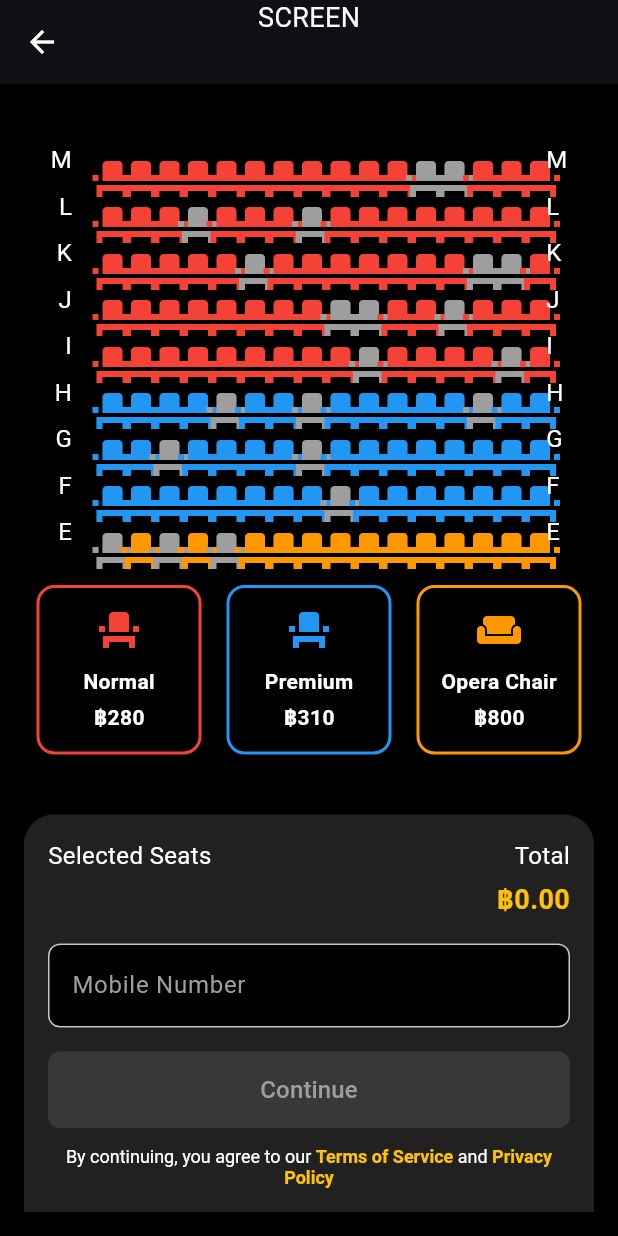
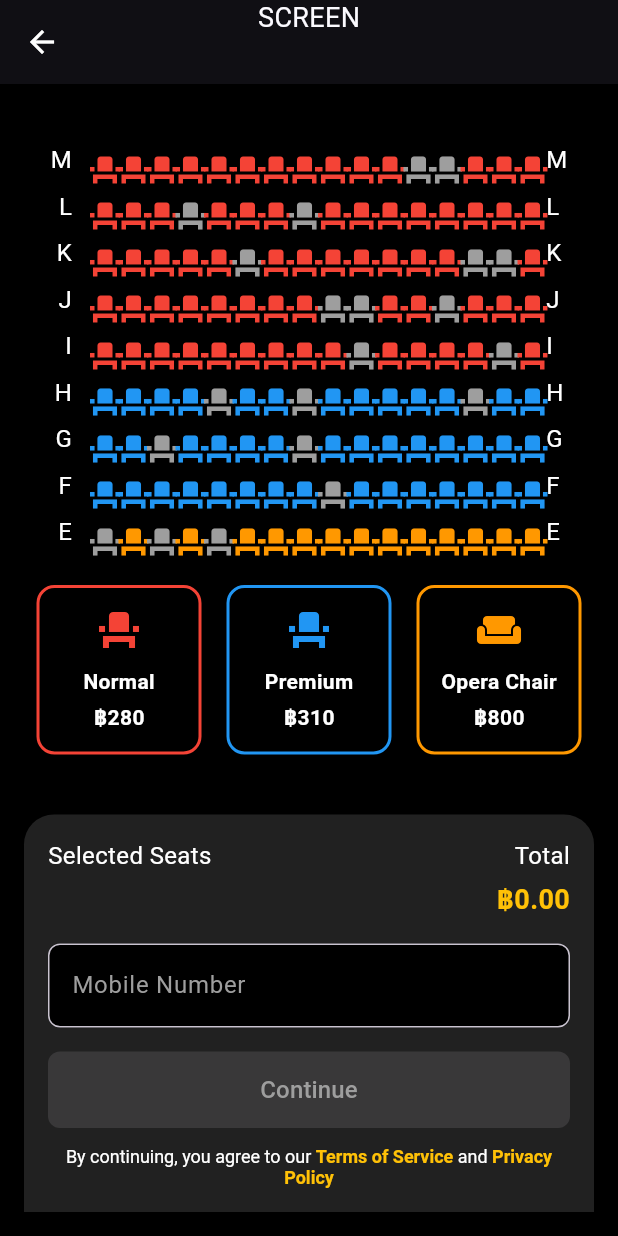
Before and after one commit to Chaiyapop4092/major_app, a Flutter app: the BookingScreen screen opened directly with empty values, scrolled down 540 dp, on a phone screen of 412 x 824 dp. Run offline on Flutter 3.47's test engine with Material 3 defaults, Android fonts, the phone set to English and light mode, and no system bars; our stand-ins replace carousel_slider.

Commit message:
ที่นั่งกดดีขึ่น

```diff
--- a/lib/screens/booking_screen.dart
+++ b/lib/screens/booking_screen.dart
@@ -133,6 +133,20 @@ void updateBookedSeatsForNewShowTime() {
     }
     return total;
   }
+double _calculateAspectRatio(BuildContext context) {
+  double screenWidth = MediaQuery.of(context).size.width;
+  double screenHeight = MediaQuery.of(context).size.height;
+
+  // ตั้งค่าขนาด childAspectRatio ตามขนาดหน้าจอ
+  double aspectRatio = screenWidth / screenHeight;
+
+  // ควบคุมอัตราส่วน (ตัวเลข 1.0 เป็นค่าที่นั่งสี่เหลี่ยม)
+  if (aspectRatio > 1.5) {
+    return 1.2; // หน้าจอใหญ่ (เช่น 16:9)
+  } else {
+    return 1.5; // หน้าจอเล็ก
+  }
+}
 
   @override
   Widget build(BuildContext context) {
@@ -237,14 +251,20 @@ void updateBookedSeatsForNewShowTime() {
 
           // 🔥 GridView ที่นั่ง
           Expanded(
-            child: GridView.builder(
+  child: LayoutBuilder(
+    builder: (context, constraints) {
+      // คำนวณขนาดของที่นั่งตามขนาดหน้าจอ
+      double seatSize = constraints.maxWidth / seats[row].length * 0.8; // เพิ่มขนาดที่นั่ง
+      seatSize = max(seatSize, 40.0);  // กำหนดขนาดขั้นต่ำของที่นั่ง
+
+      return GridView.builder(
         shrinkWrap: true,
         physics: NeverScrollableScrollPhysics(),
         gridDelegate: SliverGridDelegateWithFixedCrossAxisCount(
           crossAxisCount: seats[row].length, // คงที่ตามข้อมูล
           crossAxisSpacing: 4,
           mainAxisSpacing: 4,
-                childAspectRatio: 1.2,
+          childAspectRatio: seatSize / seatSize, // ควบคุมขนาดที่นั่ง
         ),
         itemCount: seats[row].length,
         itemBuilder: (context, col) {
@@ -257,7 +277,16 @@ void updateBookedSeatsForNewShowTime() {
           return GestureDetector(
             onTap: () => toggleSeatSelection(row, col),
             child: Padding(
-                    padding: const EdgeInsets.all(3.0),
+              padding: const EdgeInsets.all(2.0), // ลด padding รอบๆ ที่นั่ง
+              child: Container(
+                width: seatSize, // ขนาดของที่นั่ง
+                height: seatSize, // ขนาดของที่นั่ง
+                decoration: BoxDecoration(
+                  // กำหนดสีของที่นั่งตรงนี้แทนพื้นหลัง
+                  color: Colors.transparent, // พื้นหลังล่องหน
+                  borderRadius: BorderRadius.circular(16), // มุมโค้งมน
+                ),
+                child: Center(
                   child: Icon(
                     isBooked
                         ? Icons.event_seat
@@ -273,13 +302,22 @@ void updateBookedSeatsForNewShowTime() {
                                 : seatType == 'Premium'
                                     ? Colors.blue
                                     : Colors.orange,
-                      size: 32,
+                    size: seatSize * 0.6, // ไอคอนปรับขนาดให้พอดีกับที่นั่ง
+                  ),
+                ),
               ),
             ),
           );
         },
+      );
+    },
   ),
 ),
+
+
+
+
+
 
           SizedBox(width: 8),
 
```
Lines whose indentation alone changed are shown as unchanged.
